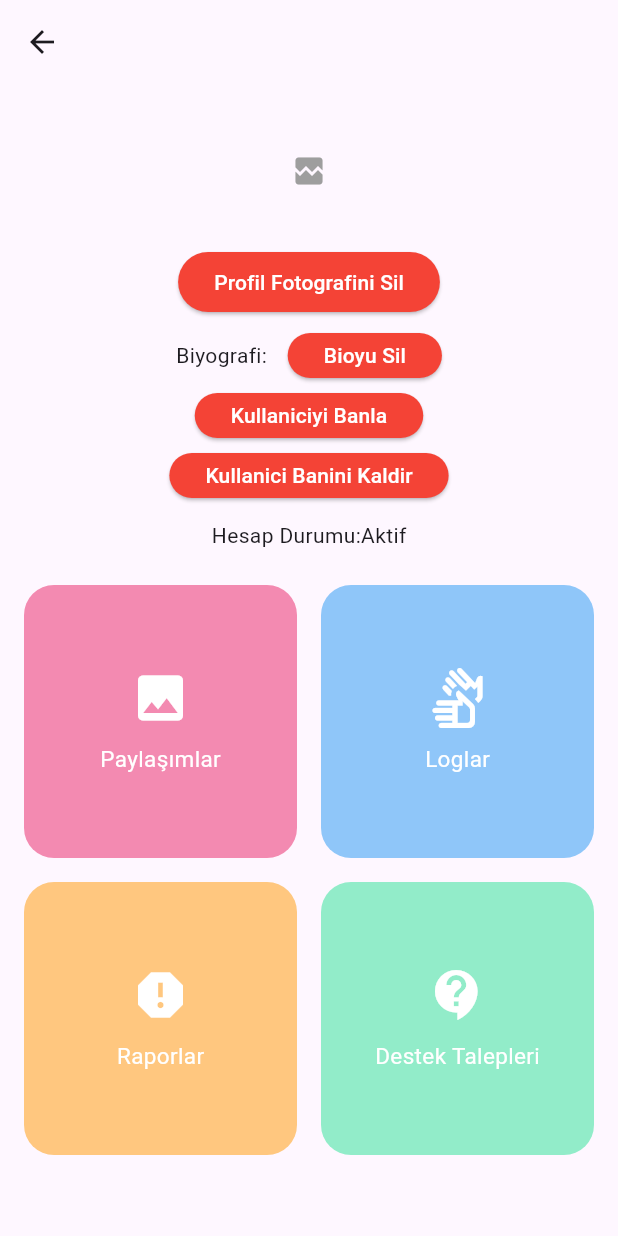
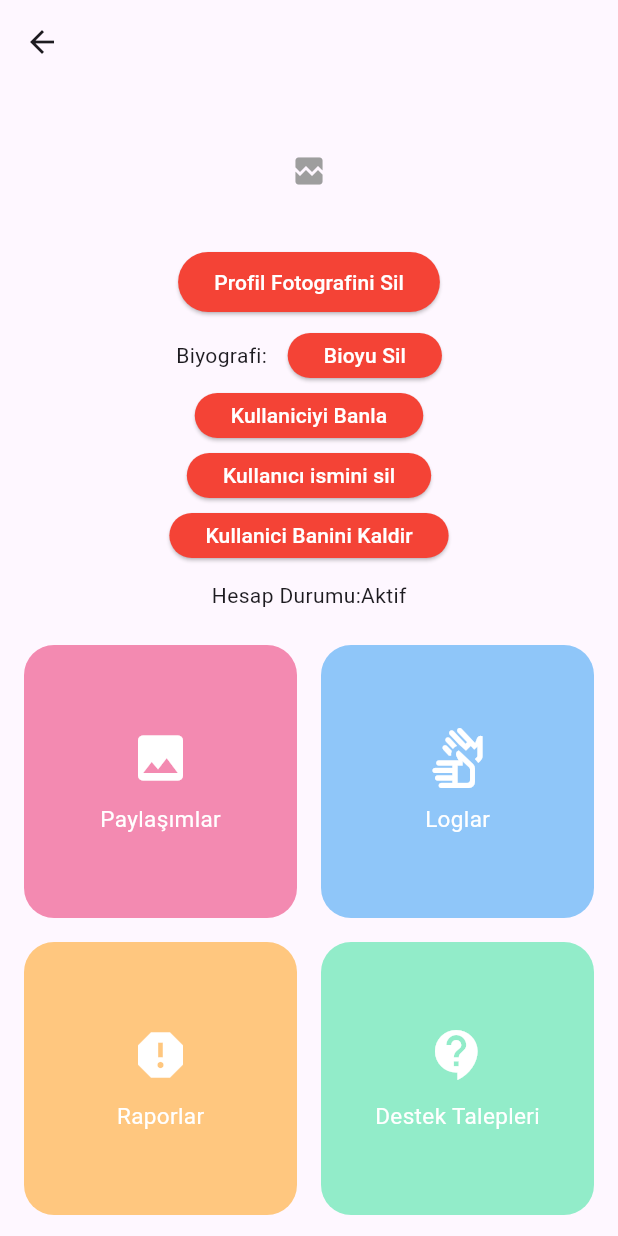
Before and after one commit to hamzakircicek/wientech_developer, a Flutter app: the UserDetailPage screen opened directly with empty values, on a phone screen of 412 x 824 dp. Run offline on Flutter 3.47's test engine with Material 3 defaults, Android fonts, the phone set to English and light mode, and no system bars; drawn by our look-alikes of cached_network_image; our stand-ins replace firebase_core, firebase_messaging, flutter_bloc, flutter_secure_storage; accounts and stored records are empty; generated files the repository leaves out were written again; network calls fail.

Commit message:
isim yenileme eklendi

```diff
--- a/lib/pages/user_detail_page.dart
+++ b/lib/pages/user_detail_page.dart
@@ -88,6 +88,25 @@ class UserDetailPage extends StatelessWidget {
                   },
                   child: Text(
                     'Kullaniciyi Banla',
+                    style: TextStyle(color: Colors.white),
+                  ),
+                ),
+              ),
+
+              SizedBox(
+                height: 30,
+                child: ElevatedButton(
+                  style: ElevatedButton.styleFrom(backgroundColor: Colors.red),
+                  onPressed: () async {
+                    final res = await ApiService.removeUserName(
+                      userId: user.id,
+                    );
+                    if (res) {
+                      print('user name başarıyla silindi');
+                    }
+                  },
+                  child: Text(
+                    'Kullanıcı ismini sil',
                     style: TextStyle(color: Colors.white),
                   ),
                 ),
```
Also changed, not shown: lib/widgets/user_cart.dart (+11 -2 lines).
